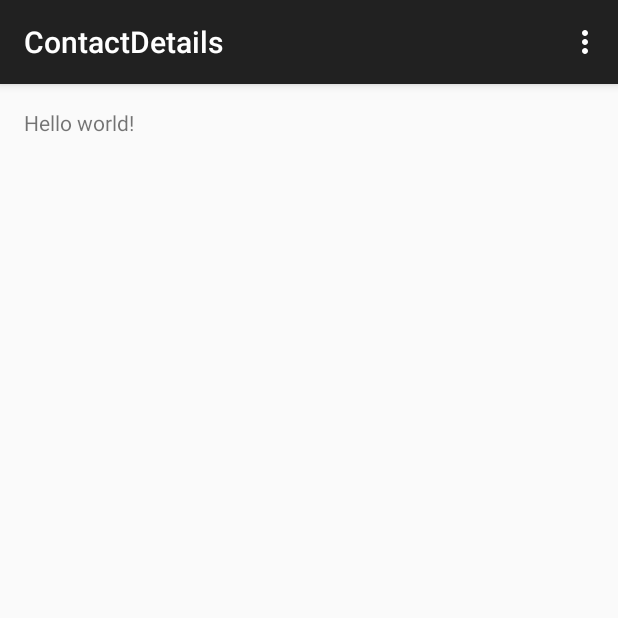
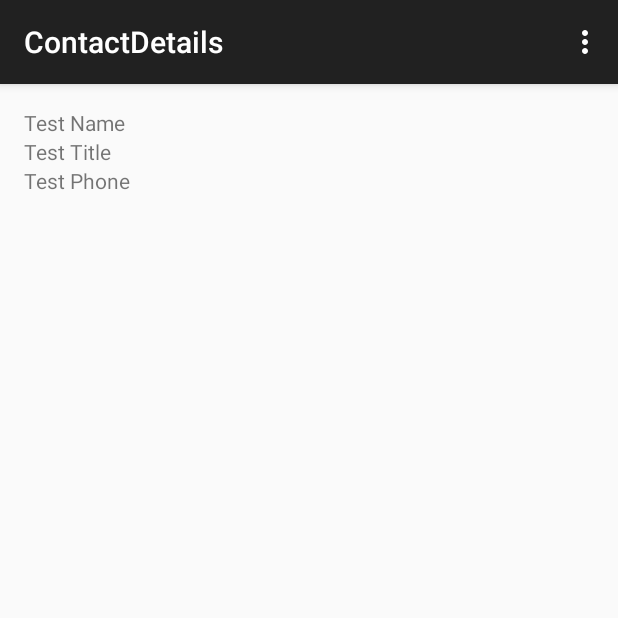
Before and after one commit to ggalasso/ContactViewer_HW2_BPC, an Android app: the ContactDetails screen opened directly, with no data from a screen before it, on a phone screen of 412 x 824 dp, the top half of it. Run offline under Robolectric (Android 15) with nearby library versions, the phone set to English and light mode, and no system bars; 1 statement that could not run was skipped.

```diff
--- a/app/src/main/res/layout/activity_contact_details.xml
+++ b/app/src/main/res/layout/activity_contact_details.xml
@@ -1,12 +1,33 @@
-<RelativeLayout xmlns:android="http://schemas.android.com/apk/res/android"
-    xmlns:tools="http://schemas.android.com/tools" android:layout_width="match_parent"
-    android:layout_height="match_parent" android:paddingLeft="@dimen/activity_horizontal_margin"
+<RelativeLayout
+    xmlns:android="http://schemas.android.com/apk/res/android"
+    xmlns:tools="http://schemas.android.com/tools"
+    android:layout_width="match_parent"
+    android:layout_height="match_parent"
+    android:paddingLeft="@dimen/activity_horizontal_margin"
     android:paddingRight="@dimen/activity_horizontal_margin"
     android:paddingTop="@dimen/activity_vertical_margin"
     android:paddingBottom="@dimen/activity_vertical_margin"
     tools:context="com.example.ggalasso.contactviewer_hw2_bpc.ContactDetails">
 
-    <TextView android:text="@string/hello_world" android:layout_width="wrap_content"
-        android:layout_height="wrap_content" />
+    <TextView
+        android:id="@+id/contact_details_name"
+        android:text="Test Name"
+        android:layout_width="wrap_content"
+        android:layout_height="wrap_content"
+        />
+    <TextView
+        android:id="@+id/contact_details_title"
+        android:text="Test Title"
+        android:layout_width="wrap_content"
+        android:layout_height="wrap_content"
+        android:layout_below="@id/contact_details_name"
+        />
+    <TextView
+        android:id="@+id/contact_details_phone"
+        android:text="Test Phone"
+        android:layout_width="wrap_content"
+        android:layout_height="wrap_content"
+        android:layout_below="@id/contact_details_title"
+        />
 
 </RelativeLayout>
```
Also changed, not shown: app/src/main/java/com/example/ggalasso/contactviewer_hw2_bpc/ContactDetails.java (+25 -0 lines), app/src/main/java/com/example/ggalasso/contactviewer_hw2_bpc/MainActivity.java (+13 -5 lines).
